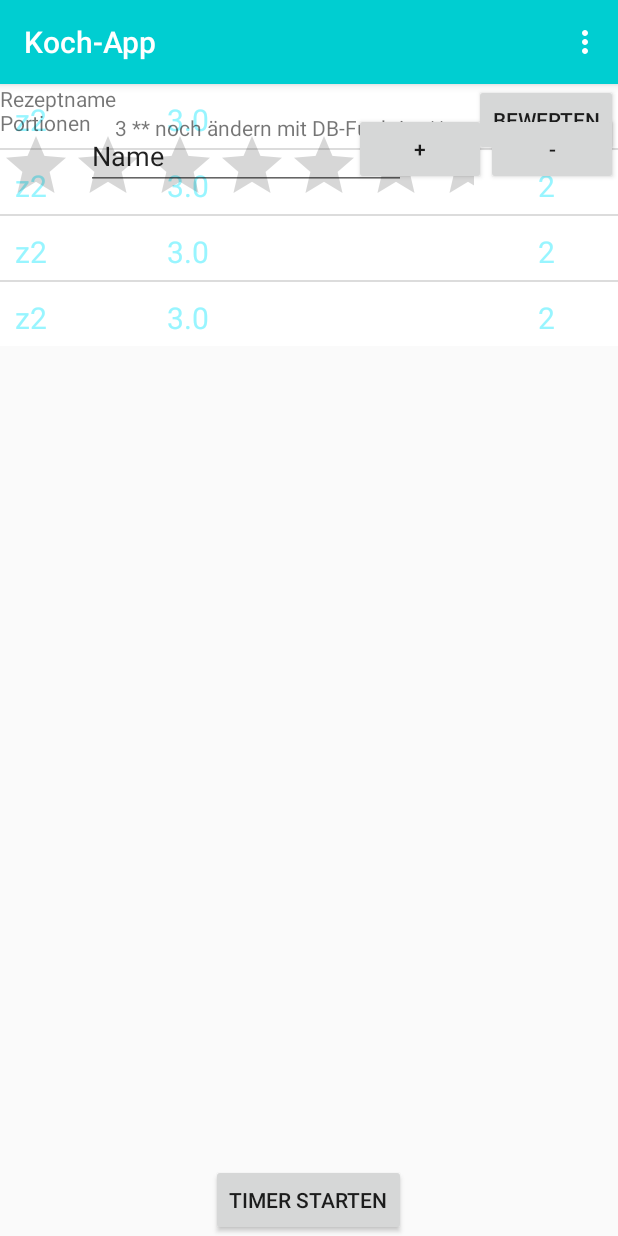
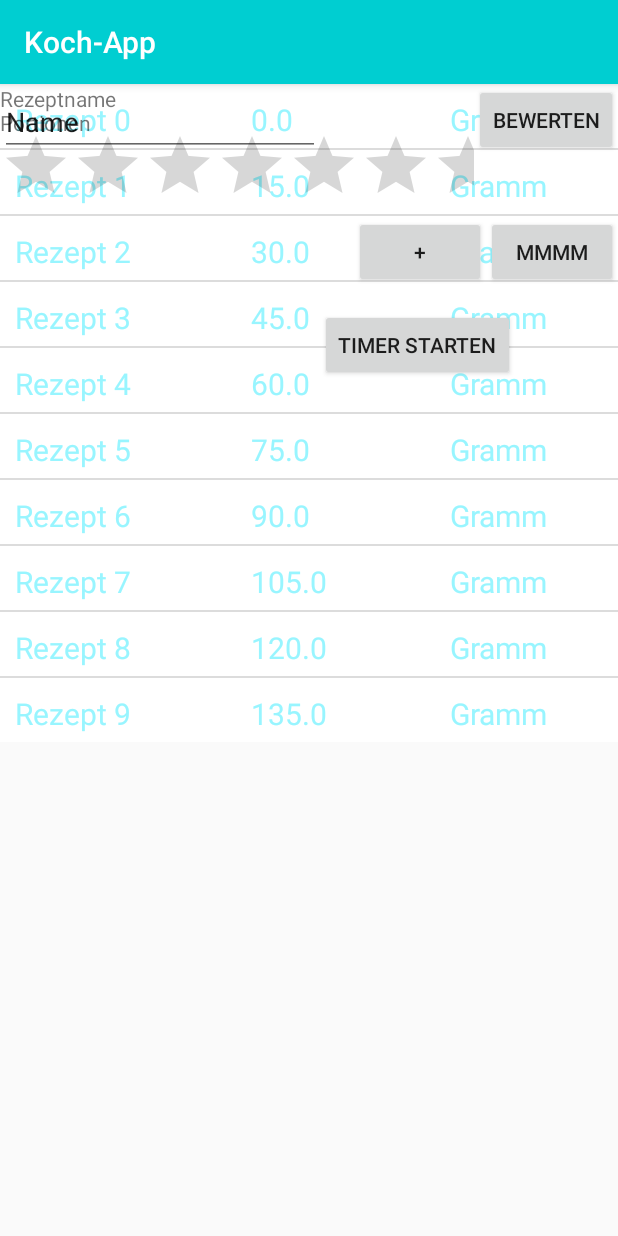
Before and after one commit to Skjonnhet/Cooking-App, an Android app: the RecipeStartActivity screen opened directly, with no data from a screen before it, on a phone screen of 412 x 824 dp. Run offline under Robolectric (Android 15) with nearby library versions, the phone set to English and light mode, and no system bars; libraries missing offline, so code that uses them is left out: org.greenrobot.greendao; pictures from the network do not load; 11 statements that could not run were skipped.

Commit message:
ListView Adapter erstellt und in recipeStartAcitivity implementiert- Rezeptmenge können nun durch buttons gesteuert werden

```diff
--- a/app/src/main/java/com/example/ninah/cooking_app/RecipeStartActivity.java
+++ b/app/src/main/java/com/example/ninah/cooking_app/RecipeStartActivity.java
@@ -3,10 +3,8 @@ package com.example.ninah.cooking_app;
 import android.content.Intent;
 import android.os.Bundle;
 import android.support.v7.app.AppCompatActivity;
+import android.text.InputType;
 import android.util.Log;
-import android.view.Menu;
-import android.view.MenuInflater;
-import android.view.MenuItem;
 import android.view.View;
 import android.widget.ArrayAdapter;
 import android.widget.Button;
@@ -15,12 +13,13 @@ import android.widget.EditText;
 import android.widget.ListView;
 import android.widget.RatingBar;
 import android.widget.TextView;
+import android.widget.Toast;
 
 import java.util.ArrayList;
 import java.util.List;
 
 
-public class RecipeStartActivity extends AppCompatActivity implements View.OnClickListener {
+public class RecipeStartActivity extends AppCompatActivity {
     /*****************Shows recipe to the user so he can cook*****************************/
     /*User sees all fields of the recipe filled.
     * he can work through the single steps of the recipe and
@@ -33,6 +32,7 @@ public class RecipeStartActivity extends AppCompatActivity implements View.OnCli
     TextView titleTextView;
     RatingBar ratingBar;
     ListView ingredientsListView;
+    ListView workStepListView;
     TextView servingsTextView;
     EditText numberOfServingsEditText;
     Button rateRecipeButton;
@@ -50,7 +50,10 @@ public class RecipeStartActivity extends AppCompatActivity implements View.OnCli
     List<Ingrident> ingridentsList;
     Long recipeId;
     Long defaultValue;
-    private static int numberOfServings;
+    double amountPerPerson;
+    Recipe activityRecipe;
+    static int oldNumberOfServings;
+    static int newNumberOfServings;
 
 
     @Override
@@ -58,6 +61,7 @@ public class RecipeStartActivity extends AppCompatActivity implements View.OnCli
         super.onCreate(savedInstanceState);
         setContentView(R.layout.activity_recipe);
         ingredientsListView = (ListView)findViewById(R.id.ingredients);
+        workStepListView=(ListView)findViewById(R.id.workstepText);
         ratingBar = (RatingBar)findViewById(R.id.ratingBar);
         //checkBox = (CheckBox)findViewById(R.id.checkBox);
         initDefaultValues();
@@ -65,28 +69,30 @@ public class RecipeStartActivity extends AppCompatActivity implements View.OnCli
         initButtons();
         initLists();
         setClickListener();
+
         //-------------//keep order!---------------------------------------------------------------
         setRecipeId();//1. get recipeID
         initAdapters();//2.initAdapters
-        fillViewsWithRecipe();//3.fills views with recipeID
-        //keep order to avoid execeptions
+        getActivitiyRecipe();//3.get recipe
+        fillViewsWithRecipe();//4.fills views with recipeID
+        //keep order to avoid exceptions
         //-----------------------------------------------------------------------------------------
 
-
+        initStartValues();
 
 
     }
 
     //-------------------------------overwrite-methods---------------------------------------------
     //overwritten methods
-
+/*
     @Override
     public void onClick(View v) {
         switch (v.getId()) {
             case R.id.ratingBar:
-                /**
-                 * Intent zu Jonas Bewertungs-Activity
-                 */
+
+                  Intent zu Jonas Bewertungs-Activity
+
 
                 Intent RatingIntent = new Intent( RecipeStartActivity.this, Rating_Activity.class);
                 RatingIntent.putExtra(CookingConstants.RECIPE_ID_KEY, recipeId);
@@ -94,128 +100,127 @@ public class RecipeStartActivity extends AppCompatActivity implements View.OnCli
 
                 break;
             case R.id.plus:morerecipes();
-                /**
-                 * DB-Funktion einfügren, dass eine Portion dazu gerechnet wird
-                 */
+
+                DB-Funktion einfügren, dass eine Portion dazu gerechnet wird
+
+            case R.id.minus:
+
+                 DB-Funktion, dass eine Portion abgezogen wird
+
                 break;
-            case R.id.minus:
-                /**
-                 * DB-Funktion, dass eine Portion abgezogen wird
-                 */
-                break;
-            //case R.id.checkBox:
-                /**
-                 * hier muss was rein, aber was?
+            case R.id.checkBox:
+
+                 hier muss was rein, aber was?
                  * Wenn Timer-Funktion im Rezept hinterlegt ist bei diesem Arbeitsschritt, dann Weiterleitung zu Timer?
-                 */
+                 *
                 //break;
             case R.id.ready_button:startTimerActivity();
-                /**
-                 * Funktion, dass Kochvorgang gestartet wird
-                 */
+
             default:
                 break;
         }
-    }
-
+    }*/
+/*
     @Override
     public boolean onCreateOptionsMenu(Menu menu) {
         MenuInflater inflater = getMenuInflater();
         inflater.inflate(R.menu.actions, menu);
 
         return super.onCreateOptionsMenu(menu);
-    }
-
+    }*/
+    /*
     @Override
     public boolean onOptionsItemSelected(MenuItem item) {
 
         switch (item.getItemId()) {
             case R.id.actionbarEdit:
-                /**
-                 * hier muss eine DB-Abfrage rein, die das Formular mit vorhandenen Daten füllt
-                 * @Jonas: hier wäre auch der Platz für deinen Boolean
-                 */
+
                 Intent newRecipeIntent = new Intent(RecipeStartActivity.this, RecipeNewActivity.class);
                 startActivity(newRecipeIntent);
                 break;
         }
         return super.onOptionsItemSelected(item); //To change body of generated methods, choose Tools | Templates.
-    }
+    }*/
 
 
     //----------------------init part--------------------------------------------------------------
     //methods are used in onCreate()
 
-
-
-    private void morerecipes(){
-        ingridentsList.containsAll(items());
-        ingridentListViewAdapter.notifyDataSetChanged();
-    }
-
-
+    //inits default valeus
     private void initDefaultValues(){
         defaultValue= CookingConstants.DEFAULT_RECIPE_ID;
         recipeId=defaultValue;
-        initNumberOfPersons();
+        oldNumberOfServings=CookingConstants.DEFAULT_RECIPE_PORTIONS;
+        newNumberOfServings=CookingConstants.DEFAULT_RECIPE_PORTIONS;
+        amountPerPerson =CookingConstants.DEFAULT_INGRIDENT_MENGE/CookingConstants.DEFAULT_RECIPE_PORTIONS;
     }
 
-    private void initNumberOfPersons(){
-        numberOfServings=1;
-        try{
-            numberOfServings= dbAdapter.getRecipeByID(recipeId).getPortions();
-        }
-        catch (Exception e){}
-
+    //inits start values
+    private void initStartValues(){
+       oldNumberOfServings=activityRecipe.getPortions();
     }
 
+    //inits the textviews and editText
     private void initTextViews(){
         titleTextView = (TextView)findViewById(R.id.title);
         servingsTextView = (TextView)findViewById(R.id.servings);
         //recipe_text = (TextView)findViewById(R.id.recipe_text);
         numberOfServingsEditText = (EditText) findViewById(R.id.act_recipe_numberOfServings);
+        numberOfServingsEditText.setInputType(InputType.TYPE_NULL);
+        numberOfServingsEditText.setKeyListener(null);
 
     }
 
+    //inits the buttons
     private void initButtons(){
         plusButton = (Button)findViewById(R.id.plus);
         minusButton = (Button)findViewById(R.id.minus);
+        minusButton.setText("MMMM");
         startTimerButton = (Button)findViewById(R.id.ready_button);
         rateRecipeButton=(Button) findViewById(R.id.reStAc_rateRecipeButton);
-        plusButton.setOnClickListener(this);
-        minusButton.setOnClickListener(this);
-        startTimerButton.setOnClickListener(this);
-        rateRecipeButton.setOnClickListener(this);
-
-
+    //    plusButton.setOnClickListener(this);
+     //   minusButton.setOnClickListener(this);
+      //  startTimerButton.setOnClickListener(this);
+      //  rateRecipeButton.setOnClickListener(this);
     }
 
+    //inits all lists
     private void initLists(){
         workstepList=new ArrayList<>();
         ingridentStringList =new ArrayList<>();
         ingridentsList =new ArrayList<>();
     }
 
-    private List<Ingrident> items(){
-        List<Ingrident> list=new ArrayList<>();
-        for (int i=0;i<4;i++)
-        {
-            Ingrident ingrident=dbAdapter.createNewIngridentWithRecipeID("z2","2",3,recipeId);
-            list.add(ingrident);
-        }
-        return list;
-    }
 
+
+
+    //inits the adapter for the ingridents- and workstepslistadapters
     private void initAdapters(){
         dbAdapter=new DBAdapter(this);
         arrayAdapterWorkSteps=new ArrayAdapter<String>(this, android.R.layout.simple_list_item_multiple_choice, workstepList);
         arrayAdapterIngridents =new ArrayAdapter<String> (this, android.R.layout.simple_list_item_multiple_choice, ingridentStringList);
-       // ingredientsListView.setAdapter(arrayAdapterIngridents);
-        ingridentsList= items();//dbAdapter.getAllIngridentsOfRecipe(dbAdapter.getRecipeByID(recipeId));
+
+        /**change items() to  dbAdapter.getAllIngridentsOfRecipe(getActivitiyRecipe());!!!!!!!!!!**/
+        ingridentsList= items();// dbAdapter.getAllIngridentsOfRecipe(getActivitiyRecipe());
+
         ingridentListViewAdapter=new IngridentListViewAdapter(this,this,ingridentsList);
+        arrayAdapterWorkSteps=new ArrayAdapter(this, android.R.layout.simple_list_item_multiple_choice, workstepList);
         Log.d("RecipeStartActivity","initAdapters : ingridentsList size"+ingridentsList.size());
+
         ingredientsListView.setAdapter(ingridentListViewAdapter);
+        workStepListView.setAdapter(arrayAdapterWorkSteps);
+
+        arrayAdapterWorkSteps.notifyDataSetChanged();
+        ingridentListViewAdapter.notifyDataSetChanged();
+
     }
+
+    //returns activity according to the recipeID
+    private Recipe getActivitiyRecipe(){
+        this.activityRecipe=dbAdapter.getRecipeByID(recipeId);
+        return activityRecipe;
+    }
+
 
     //get recipeIdFromIntent
     private void setRecipeId(){
@@ -250,8 +255,8 @@ public class RecipeStartActivity extends AppCompatActivity implements View.OnCli
             public void onClick(View v) {
                 try{
                     changeNumberOfServings(true);
-                    morerecipes();
-
+                    rise();
+                    ingridentListViewAdapter.notifyIngridentsChanged();
                 }
                 catch (Exception e){}
             }
@@ -261,32 +266,61 @@ public class RecipeStartActivity extends AppCompatActivity implements View.OnCli
             public void onClick(View v) {
                 try{
                     changeNumberOfServings(false);
+                    lower();
+
                 }
                 catch (Exception e){}
             }
         });
     }
 
+    private void rise(){
+        int number=1;
+        try{
+            number=Integer.parseInt(numberOfServingsEditText.getText().toString());
+        }catch (Exception e) {Log.d("",e.toString());}
+
+        number++;
+        numberOfServingsEditText.setText("");
+        numberOfServingsEditText.setText(""+number);
+    }
+
+
+    private void lower(){
+        int minValue=1;
+        int number=1;
+        try{
+          number=Integer.parseInt(numberOfServingsEditText.getText().toString());
+        }
+        catch (Exception e) {Log.d("",e.toString());}
+
+        if(number>minValue){number--;}
+        else number=minValue;
+
+        numberOfServingsEditText.setText("");
+        numberOfServingsEditText.setText(""+number);
+    }
+
 
 
     //fills views with recipe values
     private void fillViewsWithRecipe(){
-        if(recipeId!=null){
-            Recipe activityRecipe= dbAdapter.getRecipeByID(recipeId);
-            if(activityRecipe!=null)
-            {
-                try{
-                    titleTextView.setText(activityRecipe.getName());
-                    numberOfServingsEditText.setText(""+activityRecipe.getPortions());
-                    Log.d("RecipeStartActivity","numberOfServingsEditText "+activityRecipe.getPortions());
-                    ratingBar.setNumStars(activityRecipe.getRatingInStars());
-                    fillIngridentsList(activityRecipe);
-                    fillWorkStepList(activityRecipe);
-                }
-                catch (Exception e){Log.d("RecipeStartActivity","fillViewsWithRecipe "+e.toString());}
+        if(activityRecipe!=null) {
 
+
+            try {
+                titleTextView.setText(activityRecipe.getName());
+                numberOfServingsEditText.setText("" + activityRecipe.getPortions());
+                Log.d("RecipeStartActivity", "numberOfServingsEditText " + activityRecipe.getPortions());
+                ratingBar.setNumStars(activityRecipe.getRatingInStars());
+                fillIngridentsList(activityRecipe);
+                fillWorkStepList(activityRecipe);
+            } catch (Exception e) {
+                Log.d("RecipeStartActivity", "fillViewsWithRecipe " + e.toString());
             }
+
         }
+
 
         else {Log.d("RecipeStartActivity","fillViewsWithRecipe recipeID is null");}
     }
@@ -311,7 +345,7 @@ public class RecipeStartActivity extends AppCompatActivity implements View.OnCli
         catch (Exception e){Log.d("RecipeStartActivity","fillIngridentsList "+e.toString());}
 
         arrayAdapterIngridents.notifyDataSetChanged();
-        ingridentListViewAdapter.notifyDataSetChanged();
+
 
 
 
@@ -354,21 +388,39 @@ public class RecipeStartActivity extends AppCompatActivity implements View.OnCli
     }
 
     //-------------------calculate part-------------------------------------------------------------
-    private double calculateAmount(int personsOld, int personsNew, double amountOld, boolean isPlus){
-        double factor= amountOld/personsOld;
-        Log.d("calculateAmount amnt  :",""+factor*personsNew+ "factor: "+factor);
-            return factor;
+    //methods caculate the amounts of the ingridents
+
+
+
+
+    //calculates the amount with the values of new number of servings/persons, old amount of recipe, and old number of servings/persons
+    private double calculateAmount(int newNumberOfServings, double oldAmount, int oldNumberOfServings ){
+        double minValue=1;
+        double oldAmountInIngridient=roundDouble(oldAmount);
+        if(oldAmountInIngridient<=minValue)oldAmountInIngridient=minValue;
+        double factor= (oldAmountInIngridient/oldNumberOfServings);
+        factor=roundDouble(factor);
+        if(factor<=minValue)factor=minValue;
+        double result=factor*newNumberOfServings;
+        result=roundDouble(result);
+        if(result<=minValue)result=minValue;
+        Log.d("calculateAmount","oldAmount :"+oldAmount+  "/oldNumberOfServings: "+oldNumberOfServings+" factor: "+factor );
+        Log.d("calculateAmount ","factor"+factor+ " *newNumberOfServings "+newNumberOfServings+ " =result: "+result);
+        return result;
     }
 
-    private double calcaulteIngridentAmount(Ingrident ingrident, boolean isPlus, int oldNumber, int newNumber){
-        int defaultValue=1;
-        double amountNew=defaultValue;
-        double amountOld=defaultValue;
-        int personsNew=defaultValue;
+    private double roundDouble(double d){
+        return Math.round(d*100)/100;
+    }
+
+
+    //calculates the amount of a single ingrident
+    private double calcaulteIngridentAmount(int newNumberOfServings,Ingrident ingrident, int oldNumberOfServings){
+        double amountNew=CookingConstants.DEFAULT_INGRIDENT_MENGE;
         try {
-             amountOld=ingrident.getMenge();
-             numberOfServings=dbAdapter.getRecipeByID(recipeId).getPortions();
-            amountNew=calculateAmount(oldNumber,newNumber,amountOld, isPlus);
+             double oldAmount=ingrident.getMenge();
+             amountPerPerson =activityRecipe.getPortions();
+             amountNew=calculateAmount(newNumberOfServings, oldAmount, oldNumberOfServings);
         }
         catch (Exception e){}
 
@@ -376,44 +428,100 @@ public class RecipeStartActivity extends AppCompatActivity implements View.OnCli
 
     }
 
-    private void updateAmountOfIngridentObjects(boolean isPlus, int oldNumber, int newNumber){
+    //updates the amount of all IngridentsObjects in the list and the listview
+    //tell adapter that ingridentslist has changed
+    private void updateAmountOfIngridentObjects(int newNumberOfPersons, int oldNumberOfServings){
         List<Ingrident> ingridentsNew=new ArrayList<>();
         for (Ingrident ingrident:ingridentsList){
-            double amount=calcaulteIngridentAmount(ingrident, isPlus, oldNumber, newNumber);
-            if(amount<1)amount=1;
+            double amount=calcaulteIngridentAmount(newNumberOfPersons,ingrident, oldNumberOfServings);
+            if(amount<1){
+                amount=1;
+            }
+            amount=roundDouble(amount);
             ingrident.setMenge(amount);
-            Log.d(" updateAmount","calcIngriAmount" +amount);
             ingridentsNew.add(ingrident);
         }
         ingridentsList.clear();
         ingridentsList.addAll(ingridentsNew);
-        arrayAdapterIngridents.notifyDataSetChanged();
-        Log.d(" updateAmount","arrayAdapterIngridentsnotifyDataSetChanged");
+
+
     }
 
+
+    //changes the number of recipes
+    //used in the plus and minuts button
     private void changeNumberOfServings(boolean isPlus){
 
+
         try{
-            String numberOfService= numberOfServingsEditText.getText().toString();
-            if(numberOfService=="0")numberOfService="1";
-            int oldNumber=Integer.parseInt(numberOfService);
-            int newNumber=1;
-            if(isPlus){newNumber++;}
-            else {if(newNumber>1)
-                newNumber--;
-            }
-            updateAmountOfIngridentObjects(isPlus,oldNumber, newNumber);
 
-            Log.d("changeNumberOfServings ","old"+oldNumber+"new"+newNumber);
-            numberOfServingsEditText.setText("");
-            numberOfServingsEditText.setText(""+newNumber);
+             oldNumberOfServings= getOldNumberOfServings();
+            Log.d("changeNumberOfServings1","old"+oldNumberOfServings+"new"+newNumberOfServings);
+            if(isPlus){this.newNumberOfServings=oldNumberOfServings;
+                 this.newNumberOfServings++;
+                Log.d("changeNumberOfServings2","old"+oldNumberOfServings+"new"+newNumberOfServings);}
+
+            else if (!isPlus){
+                    if (this.newNumberOfServings > 1)
+                    {
+                        this.newNumberOfServings = oldNumberOfServings;
+                        this.newNumberOfServings--;
+                    }
+
+                    else {
+                        this.newNumberOfServings = 1;
+                    }
+                }
+                else {
+                Toast.makeText(this,"Probleme beim rechnen. Bitte selbst rechnen", Toast.LENGTH_SHORT);
+
+                }
+
+
+            Log.d("changeNumberOfServings3","old"+oldNumberOfServings+"new"+newNumberOfServings);
+            updateAmountOfIngridentObjects(newNumberOfServings, oldNumberOfServings);
 
         }
         catch (Exception e){Log.d("changeNumberOfServings", numberOfServingsEditText.getText().toString());}
+        ingridentListViewAdapter.notifyIngridentsChanged();
+        Log.d(" updateAmount","ingridentListViewAdapter data changed");
+    }
+
+    private int getOldNumberOfServings(){
+        int numberOfPersonsInRecipe=1;
+        try {
+            String numberOfService= numberOfServingsEditText.getText().toString();
+            Log.d("getOldNumberOfServings", ""+numberOfService);
+             numberOfPersonsInRecipe=Integer.parseInt(numberOfService);
+            Log.d("getOldNumberOfServings", ""+numberOfPersonsInRecipe);
+        }
+        catch (Exception e){Log.d("getOldNumberOfServings",e.toString());}
+
+        return numberOfPersonsInRecipe;
 
     }
 
 
 
+    //testmethod
+    private List<Ingrident> items(){
+        List<Ingrident> list=new ArrayList<>();
+        for (int i=0;i<10;i++)
+        {
+            Ingrident ingrident=dbAdapter.createNewIngridentWithRecipeID("Rezept "+i ,"Gramm ",15*i,recipeId);
+            list.add(ingrident);
+        }
+        return list;
+    }
+
+    //testmethod
+    private void morerecipes(){
+        ingridentsList.addAll(items());
+        ingridentListViewAdapter.notifyDataSetChanged();
+    }
+
+
+
+
 
 }
--- a/app/src/main/res/layout/activity_recipe.xml
+++ b/app/src/main/res/layout/activity_recipe.xml
@@ -75,13 +75,14 @@
 
             <TextView
                 android:id="@+id/numberOfServings"
-                android:layout_width="wrap_content"
+                android:layout_width="110dp"
                 android:layout_height="110dp"
-                android:layout_below="@+id/title"
-                android:layout_marginLeft="15dp"
-                android:layout_marginStart="15dp"
-                android:layout_toRightOf="@+id/servings"
-                android:text="3 ** noch ändern mit DB-Funktion**" />
+                android:text=""
+                android:layout_below="@+id/ratingBar"
+                android:layout_alignParentLeft="true"
+                android:layout_alignParentStart="true"
+                android:layout_marginLeft="29dp"
+                android:layout_marginStart="29dp" />
 
             <Button
                 android:id="@+id/plus"
@@ -102,30 +103,32 @@
                 android:layout_alignTop="@+id/plus"
                 android:text="@string/minusButton" />
 
+            <Button
+                android:id="@+id/ready_button"
+                android:layout_width="wrap_content"
+                android:layout_height="wrap_content"
+                android:text="@string/timerStart"
+                android:layout_alignParentBottom="true"
+                android:layout_toRightOf="@+id/act_recipe_numberOfServings"
+                android:layout_toEndOf="@+id/act_recipe_numberOfServings" />
+
+            <EditText
+                android:id="@+id/act_recipe_numberOfServings"
+                android:layout_width="wrap_content"
+                android:layout_height="wrap_content"
+                android:ems="10"
+                android:inputType="none"
+                android:text="Name"
+                android:layout_alignBottom="@+id/reStAc_rateRecipeButton"
+                android:layout_alignParentLeft="true"
+                android:layout_alignParentStart="true" />
+
 
 
         </RelativeLayout>
 
     </ScrollView>
 
-    <Button
-        android:id="@+id/ready_button"
-        android:layout_width="wrap_content"
-        android:layout_height="wrap_content"
-        android:text="@string/timerStart"
-        android:layout_alignParentBottom="true"
-        android:layout_centerHorizontal="true" />
 
-    <EditText
-        android:id="@+id/act_recipe_numberOfServings"
-        android:layout_width="wrap_content"
-        android:layout_height="wrap_content"
-        android:layout_alignEnd="@+id/ready_button"
-        android:layout_alignParentTop="true"
-        android:layout_alignRight="@+id/ready_button"
-        android:layout_marginTop="25dp"
-        android:ems="10"
-        android:inputType="none"
-        android:text="Name" />
 
 </RelativeLayout>
```
